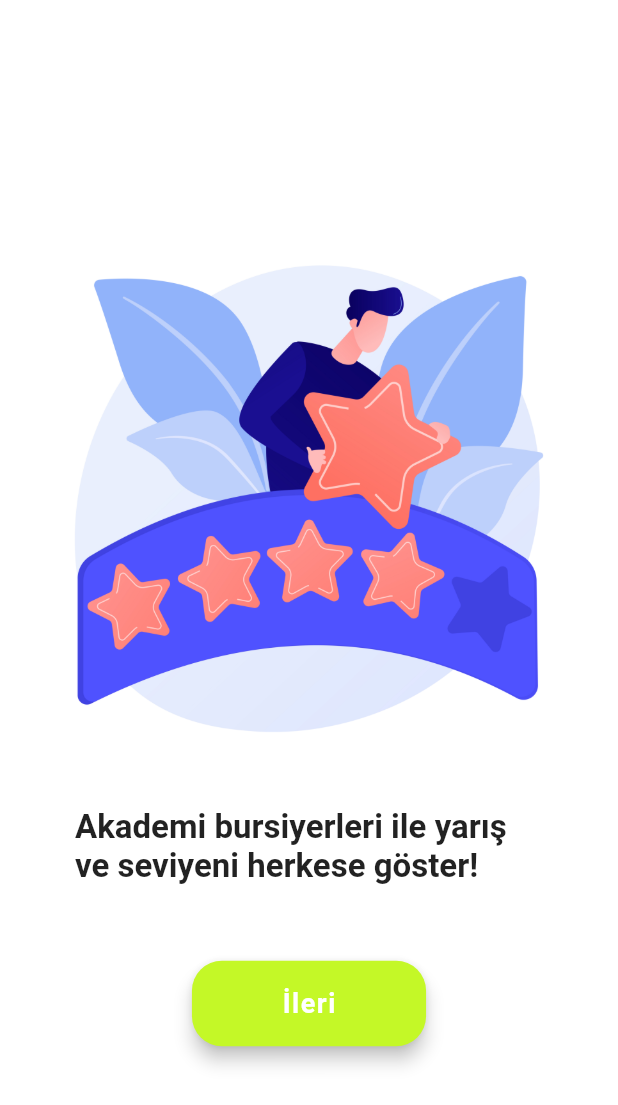
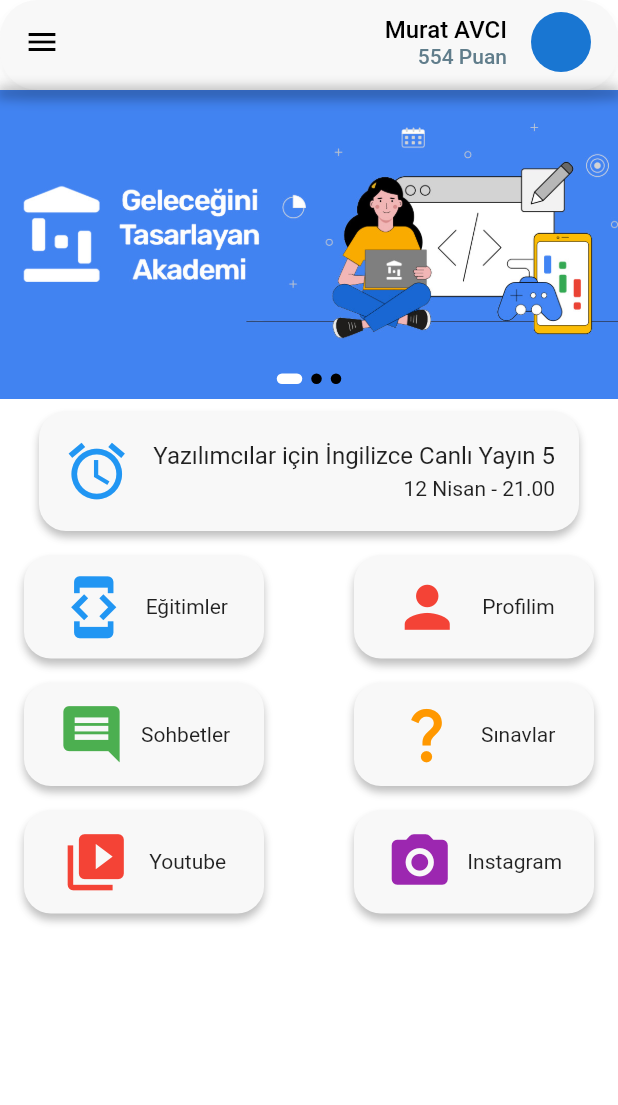
Before and after one commit to itsdemiremre/F36-AppJam-Google-OUA, a Flutter app: the screen it shows after launch, on a phone screen of 412 x 824 dp. Shown: the top 1105 px of the screen. Run offline on Flutter 3.47's test engine with Material 2 defaults, Android fonts, the phone set to English and light mode, and no system bars; drawn by our look-alikes of carousel_slider; our stand-ins replace firebase_auth, firebase_core, flutter_chat_types, flutter_chat_ui; accounts and stored records are empty.

Commit message:
home screen and profile screen add

```diff
--- /dev/null
+++ b/lib/homeScreen.dart
@@ -0,0 +1,259 @@
+import 'package:flutter/material.dart';
+import 'package:f36_appjam_project/costum_drawer.dart';
+import 'package:carousel_slider/carousel_slider.dart';
+
+class homeScreen extends StatefulWidget {
+  const homeScreen({Key? key}) : super(key: key);
+
+  @override
+  State<homeScreen> createState() => _homeScreenState();
+}
+
+class _homeScreenState extends State<homeScreen> {
+  List imageList = [
+    {"id": 1, "image_path": 'assets/banner.jpg'},
+    {"id": 2, "image_path": 'assets/banner2.jpg'},
+    {"id": 3, "image_path": 'assets/banner3.jpg'}
+  ];
+  final CarouselController carouselController = CarouselController();
+  int currentIndex = 0;
+
+  @override
+  Widget build(BuildContext context) {
+    return Scaffold(
+      appBar: AppBar(
+        backgroundColor: Color(0xFFF8F8F8),
+        shape: RoundedRectangleBorder(
+          borderRadius: BorderRadius.circular(25.0),
+        ),
+        shadowColor: Colors.black.withOpacity(0.25),
+        bottom: PreferredSize(
+          preferredSize: Size.fromHeight(4),
+          child: Container(
+            height: 4,
+            decoration: BoxDecoration(
+              boxShadow: [
+                BoxShadow(
+                  color: Colors.black.withOpacity(0.25),
+                  spreadRadius: 2,
+                  blurRadius: 6,
+                  offset: Offset(0, 4),
+                ),
+              ],
+            ),
+          ),
+        ),
+
+        title: Align(
+          alignment: Alignment.centerRight,
+          child:
+          Column(
+            mainAxisAlignment: MainAxisAlignment.center,
+            crossAxisAlignment: CrossAxisAlignment.end,
+            children: const [
+              Text(
+                "Murat AVCI",
+                style: TextStyle(color: Colors.black, fontSize: 16.0),
+              ),
+              Text(
+                "554 Puan",
+                style: TextStyle(color: Colors.blueGrey, fontSize: 14.0),
+              )
+            ],
+          ),
+
+        ),
+        actions: [
+          Padding(padding:
+          const EdgeInsets.only(left: 0, right: 18.0),
+            child: new CircleAvatar(
+              //backgroundImage: new NetworkImage(".png"),
+            ),
+          )
+        ],
+        leading: Builder(
+          builder: (BuildContext context) {
+            return IconButton(
+              onPressed: () {
+                Scaffold.of(context).openDrawer();
+              },
+              icon: const Icon(Icons.menu, color: Colors.black,),
+            );
+          },
+        ),
+      ),
+      drawer: CostumDrawer(),
+      body: SingleChildScrollView (
+        child: Column(
+          crossAxisAlignment: CrossAxisAlignment.center,
+          mainAxisAlignment: MainAxisAlignment.start,
+          children: [
+                Stack(
+                children: [
+                    InkWell(
+                    onTap: () {
+                      print(currentIndex);
+                      },
+                        child: CarouselSlider(
+                          items: imageList
+                              .map(
+                              (item) => Image.asset(
+                            item['image_path'],
+                            fit: BoxFit.cover,
+                            width: double.infinity,
+                          ),
+                        )
+                              .toList(),
+                          carouselController: carouselController,
+                          options: CarouselOptions(
+                            scrollPhysics: const BouncingScrollPhysics(),
+                            autoPlay: true,
+                            aspectRatio: 2,
+                            viewportFraction: 1,
+                            onPageChanged: (index, reason) {
+                              setState(() {
+                                currentIndex = index;
+                              });
+                            },
+                          ),
+                        ),
+                      ),
+                    Positioned(
+                      bottom: 10,
+                      left: 0,
+                      right: 0,
+                      child: Row(
+                        mainAxisAlignment: MainAxisAlignment.center,
+                        children: imageList.asMap().entries.map((entry) {
+                          return GestureDetector(
+                            onTap: () => carouselController.animateToPage(entry.key),
+                            child: Container(
+                              width: currentIndex == entry.key ? 17 : 7,
+                              height: 7.0,
+                              margin: const EdgeInsets.symmetric(
+                                horizontal: 3.0,
+                              ),
+                              decoration: BoxDecoration(
+                                  borderRadius: BorderRadius.circular(10),
+                                  color: currentIndex == entry.key
+                                      ? Colors.white
+                                      : Colors.black),
+                            ),
+                          );
+                        }).toList(),
+                      ),
+              ),
+              ],
+            ),
+                Container(
+                      margin: EdgeInsets.only(left: 16, right:16, bottom: 8, top: 8),
+                      decoration: BoxDecoration(
+                      color: Color(0xFFF8F8F8),
+                      boxShadow: const [
+                      BoxShadow(
+                      color: Color.fromRGBO(0, 0, 0, 0.25),
+                      offset: Offset(0, 4),
+                      blurRadius: 4.0,
+                      ),
+                      ],
+                      borderRadius: BorderRadius.circular(18),
+                      ),
+                      padding: EdgeInsets.all(16),
+                      constraints: const BoxConstraints(
+                      maxWidth: 360,
+                      maxHeight: 80,
+                      ),
+                      child: Row(
+                      crossAxisAlignment: CrossAxisAlignment.center,
+                      mainAxisAlignment: MainAxisAlignment.spaceBetween,
+                      children: [
+                          const Icon(
+                          Icons.access_alarm,
+                          color: Colors.blue,
+                          size: 45,
+                          ),
+                          Column(
+                            crossAxisAlignment: CrossAxisAlignment.end,
+                            mainAxisAlignment: MainAxisAlignment.spaceEvenly,
+                            children: const [
+                              Text(
+                              ('Yazılımcılar için İngilizce Canlı Yayın 5'),
+                              style: TextStyle(fontSize: 16),
+                              ),
+                              Text('12 Nisan - 21.00'),
+                            ],
+                          ),
+
+                      ],
+                    ),
+                  ),
+                Row(
+                  crossAxisAlignment: CrossAxisAlignment.center,
+                  mainAxisAlignment: MainAxisAlignment.spaceBetween,
+                  children: [
+                    _anasayfaMenu(onTap: () {}, iconData: Icons.developer_mode_outlined, colorData: Colors.blue, menuTitle: 'Eğitimler'),
+                    _anasayfaMenu(onTap: () {}, iconData: Icons.person, colorData: Colors.red, menuTitle: 'Profilim'),
+                  ],
+                ),
+                Row(
+                  crossAxisAlignment: CrossAxisAlignment.center,
+                  mainAxisAlignment: MainAxisAlignment.spaceBetween,
+                  children: [
+                    _anasayfaMenu(onTap: () {}, iconData: Icons.comment, colorData: Colors.green, menuTitle: 'Sohbetler'),
+                    _anasayfaMenu(onTap: () {}, iconData: Icons.question_mark, colorData: Colors.orange, menuTitle: 'Sınavlar'),
+              ],
+            ),
+                Row(
+                    crossAxisAlignment: CrossAxisAlignment.center,
+                    mainAxisAlignment: MainAxisAlignment.spaceBetween,
+                    children: [
+                      _anasayfaMenu(onTap: () {}, iconData: Icons.video_collection, colorData: Colors.red, menuTitle: 'Youtube'),
+                      _anasayfaMenu(onTap: () {}, iconData: Icons.camera_alt_rounded, colorData: Colors.purple, menuTitle: 'Instagram'),
+              ],
+            ),
+          ],
+            ),
+        ),
+      );
+  }
+  InkWell _anasayfaMenu ({
+          required VoidCallback onTap,
+          required IconData iconData,
+          required Color colorData,
+          required String menuTitle}) =>
+            InkWell(
+            onTap: onTap,
+                  child: Container(
+                      margin: EdgeInsets.only(left: 16, right:16, bottom: 8, top: 8),
+                      decoration: BoxDecoration(
+                      color: Color(0xFFF8F8F8),
+                      boxShadow: const [
+                      BoxShadow(
+                      color: Color.fromRGBO(0, 0, 0, 0.25),
+                      offset: Offset(0, 4),
+                      blurRadius: 4.0,
+                      ),
+                      ],
+                      borderRadius: BorderRadius.circular(18),
+                      ),
+                      padding: EdgeInsets.all(12),
+                      constraints: const BoxConstraints(
+                      maxWidth: 160,
+                      maxHeight: 80,
+                      ),
+                        child: Row(
+                            crossAxisAlignment: CrossAxisAlignment.center,
+                            mainAxisAlignment: MainAxisAlignment.spaceEvenly,
+                            children: [
+                            Icon(
+                            iconData,
+                            color: colorData,
+                            size: 45,
+                            ),
+                            Text(menuTitle),
+
+                        ],
+                        ),
+                  ),
+            );
+}
--- a/lib/main.dart
+++ b/lib/main.dart
@@ -1,3 +1,5 @@
+import 'package:f36_appjam_project/homeScreen.dart';
+
 import 'auth_page.dart';
 import 'chat_screen.dart';
 import 'package:f36_appjam_project/theme/light_theme.dart';
@@ -23,7 +25,7 @@ class MyApp extends StatelessWidget {
       title: 'RankAdemy',
         debugShowCheckedModeBanner: false,
           theme: LightTheme().theme,
-        home: StartPage()
+        home: homeScreen()
     );
   }
 }
--- a/pubspec.yaml
+++ b/pubspec.yaml
@@ -39,6 +39,7 @@ dependencies:
   flutter_chat_ui: ^1.6.6
   firebase_core: ^2.9.0
   firebase_auth: ^4.4.0
+  carousel_slider: ^4.2.1
 
 
 
@@ -68,6 +69,7 @@ flutter:
   # To add assets to your application, add an assets section, like this:
   assets:
     - lib/images/
+    - assets/
   #   - images/a_dot_ham.jpeg
 
   # An image asset can refer to one or more resolution-specific "variants", see
```
Also changed, not shown: lib/costum_drawer.dart (added, +47 -0 lines), lib/profileScreen.dart (added, +156 -0 lines), assets/banner.jpg (added), assets/banner2.jpg (added), assets/banner3.jpg (added), assets/rankademyLogo.png (added), pubspec.lock.
